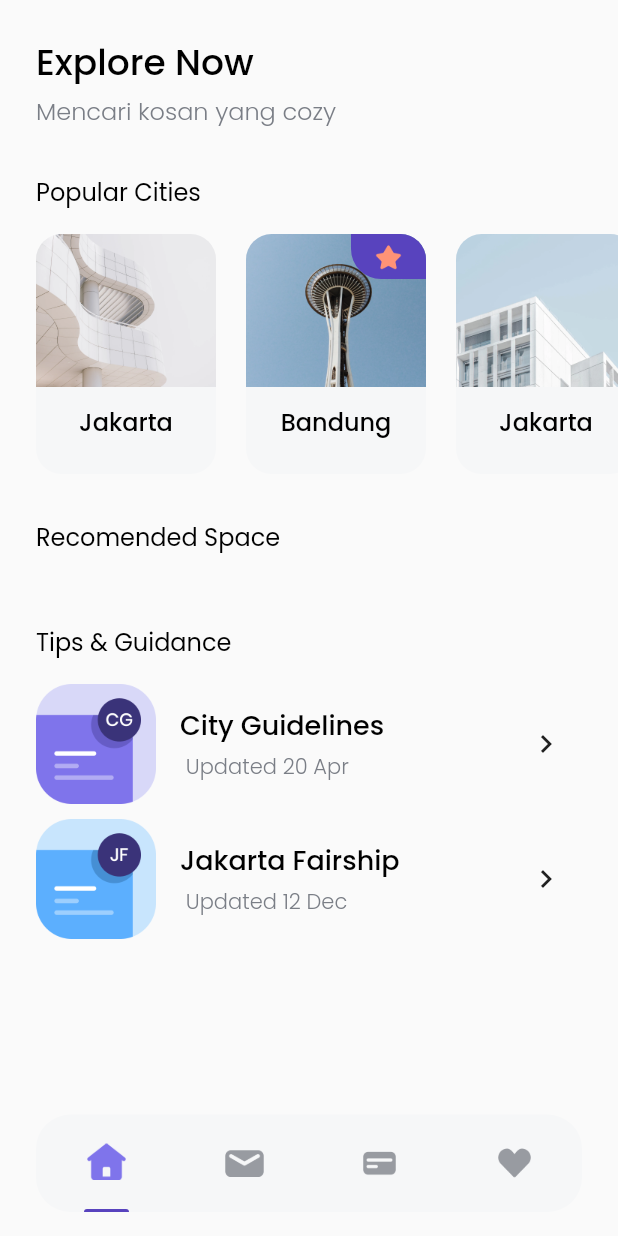
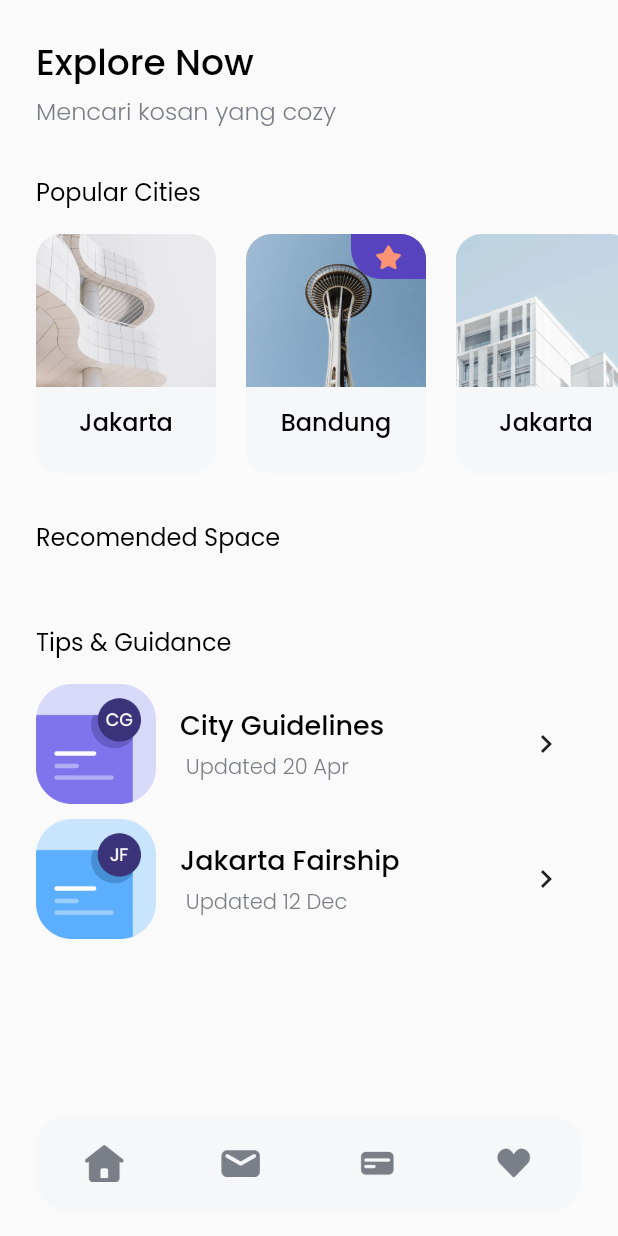
Before and after one commit to IchalAlwiros/complete_flutter_cozyAppsV1, a Flutter app: the HomeScreen screen opened directly, on a phone screen of 412 x 824 dp. Run offline on Flutter 3.47's test engine with Material 2 defaults, Android fonts, the phone set to English and light mode, and no system bars; our stand-ins replace google_fonts; network calls fail.

Commit message:
Update - Bottoms

```diff
--- a/lib/widgets/bottom_navbar_items.dart
+++ b/lib/widgets/bottom_navbar_items.dart
@@ -1,7 +1,9 @@
 import 'package:bwa_cozy/theme/theme.dart';
+import 'package:bwa_cozy/ui/pages/page_1.dart';
+import 'package:bwa_cozy/ui/pages/page_2.dart';
 import 'package:flutter/material.dart';
 
-class BottomNavBarItem extends StatelessWidget {
+class BottomNavBarItem extends StatefulWidget {
   final String? imageUrl;
   final bool? isActive;
 
@@ -9,18 +11,67 @@ class BottomNavBarItem extends StatelessWidget {
     this.imageUrl,
     this.isActive,
   );
+
+  @override
+  State<BottomNavBarItem> createState() => _BottomNavBarItemState();
+}
+
+class _BottomNavBarItemState extends State<BottomNavBarItem> {
+  int pageIndex = 0;
+
+  final pages = [
+    Page1(),
+    Page2(),
+  ];
+
   @override
   Widget build(BuildContext context) {
-    return Column(
+    return InkWell(
+        enableFeedback: false,
+        onTap: () {
+          setState(() {
+            pageIndex = 0;
+          });
+        },
+        child: pageIndex == 0
+            ? Column(
                 children: [
                   Spacer(),
                   Image.asset(
-          imageUrl!,
+                    widget.imageUrl!,
                     width: 26,
+                    color: greyColor,
                   ),
                   Spacer(),
-        isActive!
-            ? Container(
+                  // widget.isActive!
+                  //     ? Container(
+                  //         width: 30,
+                  //         height: 2,
+                  //         decoration: BoxDecoration(
+                  //           color: purpelColor,
+                  //           borderRadius: BorderRadius.vertical(
+                  //             top: Radius.circular(
+                  //               1000,
+                  //             ),
+                  //           ),
+                  //         ),
+                  //       )
+                  //     :
+                  Container()
+                ],
+              )
+            : Column(
+                children: [
+                  Spacer(),
+                  Image.asset(
+                    widget.imageUrl!,
+                    width: 26,
+                    color: purpelColor,
+                  ),
+                  Spacer(),
+                  // widget.isActive!
+                  //?
+                  Container(
                     width: 30,
                     height: 2,
                     decoration: BoxDecoration(
@@ -32,8 +83,9 @@ class BottomNavBarItem extends StatelessWidget {
                       ),
                     ),
                   )
-            : Container()
+                  //:
+                  // Container()
                 ],
-    );
+              ));
   }
 }
```
Also changed, not shown: lib/ui/pages/page_1.dart (added, +14 -0 lines), lib/ui/pages/page_2.dart (added, +14 -0 lines), lib/widgets/ratings_items.dart (+4 -4 lines). Lines whose indentation alone changed are shown as unchanged.
